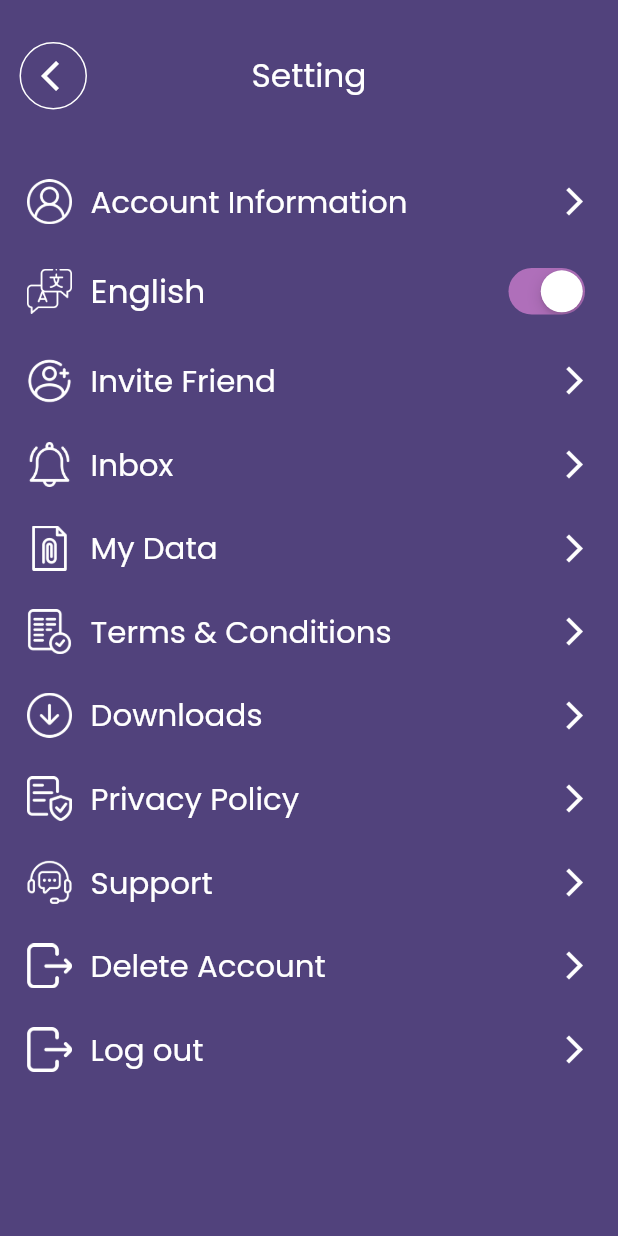
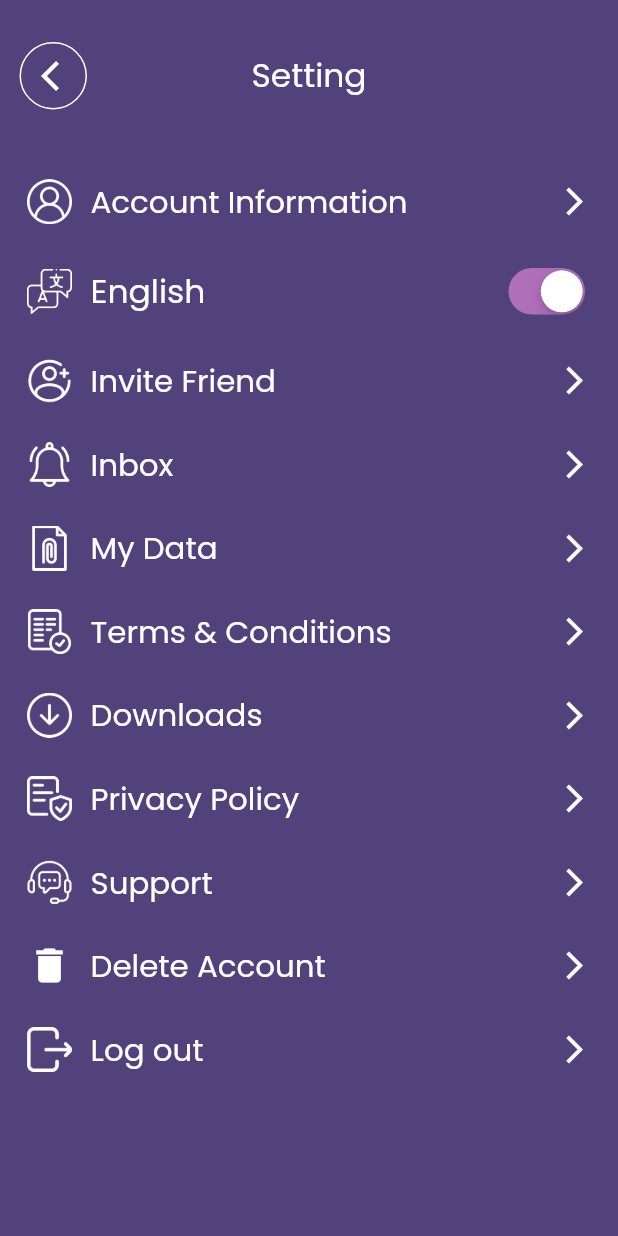
Before and after one commit to drashti-kahodariya/Meditation_app, a Flutter app: the SettingScreen screen opened by its route, on a phone screen of 412 x 824 dp. Run offline on Flutter 3.47's test engine with Material 2 defaults, Android fonts, the phone set to English and light mode, and no system bars; our stand-ins replace audio_video_progress_bar, cached_network_image, dio, firebase_auth, firebase_core, flutter_easyloading and 15 more; missing offline and left inert: flutter_inappwebview, in_app_purchase_android, in_app_purchase_storekit, the_apple_sign_in; accounts and stored records are empty.

Commit message:
delete account icon

```diff
--- a/lib/Controllers/premium_controller.dart
+++ b/lib/Controllers/premium_controller.dart
@@ -75,7 +75,7 @@ class PremiumController extends GetxController {
         await _inAppPurchase.queryProductDetails(
             Platform.isIOS ? _kProductIdsIos.toSet() : _kProductIds.toSet());
 
-    print("Amit ${productDetailResponse.productDetails}");
+    print("Product ${productDetailResponse.productDetails}");
 
     if (productDetailResponse.error != null) {
       _queryProductError = productDetailResponse.error!.message;
--- a/lib/Screens/Home/home_screen.dart
+++ b/lib/Screens/Home/home_screen.dart
@@ -426,7 +426,7 @@ class _HomeScreenState extends State<HomeScreen> {
                   ),
                   Container(
                     height: 19.h,
-                    width: 37.w,
+                    width: 36.w,
                     decoration: CustomWidget.customBoxDecoration(
                       borderRadius: 10,
                     ),
--- a/lib/Screens/Onboarding/login_screen.dart
+++ b/lib/Screens/Onboarding/login_screen.dart
@@ -113,6 +113,11 @@ class _LoginScreenState extends State<LoginScreen> {
                     ),
                     SizedBox(
                       height: 5.h,
+
+
+
+
+
                     ),
                     CustomWidget.customButton(
                         callBack: () {
--- a/lib/Screens/Settings/settings_screen.dart
+++ b/lib/Screens/Settings/settings_screen.dart
@@ -151,10 +151,9 @@ class _SettingScreenState extends State<SettingScreen> {
                 SizedBox(
                   height: 3.h,
                 ),
-                customSettingTile(
-                    icon: Assets.assetsLogout,
-                    title: S.of(context).deleteAccount,
-                    onTap: () {
+              GestureDetector(
+                onTap:
+                  (){
                     showDialog(
                         context: context,
                         builder: (context) {
@@ -164,8 +163,22 @@ class _SettingScreenState extends State<SettingScreen> {
                               cancel: S.of(context).cancel,
                               tittle: S.of(context).deleteAccount);
                         });
-                      // authController.logOut();
-                    }),
+                  },
+                child: Row(
+                  children: [
+                    Icon(Icons.delete,size: 30,color: AppColor.whiteColor,),
+                    // Image.asset(icon, height: 30, width: 30),
+                    SizedBox(width: 3.w),
+                    CustomWidget.text(S.of(context).deleteAccount, fontSize: 15),
+                    const Spacer(),
+                    const Icon(
+                      Icons.arrow_forward_ios,
+                      color: AppColor.whiteColor,
+                      size: 22,
+                    )
+                  ],
+                ),
+              ),
                 SizedBox(
                   height: 3.h,
                 ),
--- a/lib/Screens/in_app_purchase_screen.dart
+++ b/lib/Screens/in_app_purchase_screen.dart
@@ -14,7 +14,7 @@ const String _kConsumableId = 'com.felix.meditate.monthly';
 
 const List<String> _kProductIds = <String>[
   _kConsumableId,
-  "com.felix.meditate.monthly"
+  "com.felix.meditate.yearly"
 ];
 
 class InAppPurchaseScreen extends StatefulWidget {
```
Also changed, not shown: lib/Screens/Explore/featured_screen.dart (+8 -6 lines), lib/Screens/Explore/video_play_screen.dart (+30 -1 lines), lib/Screens/Settings/support_screen.dart (+5 -4 lines), lib/Screens/subscription_screen.dart (+11 -5 lines), pubspec.yaml (+7 -1 lines), assets/app_icon.jpeg (added), pubspec.lock, 8 other files. Lines whose indentation alone changed are shown as unchanged.
